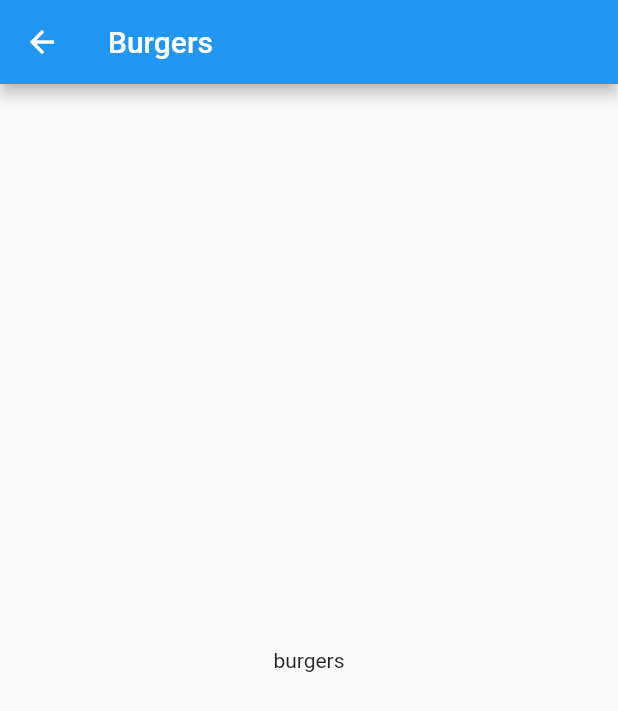
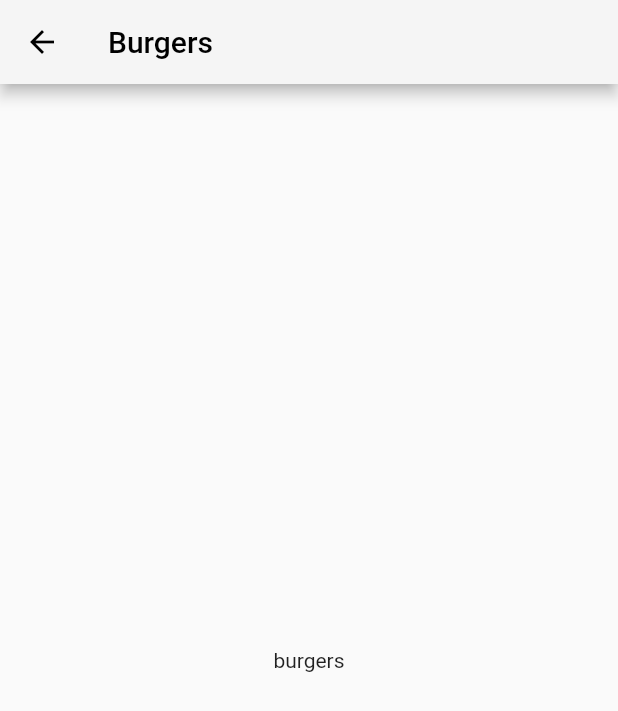
Before and after one commit to casfian/pbahelloworld, a Flutter app: the Burgers screen opened directly, on a phone screen of 412 x 824 dp. Shown: the top 711 px of the screen. Run offline on Flutter 3.47's test engine with Material 2 defaults, Android fonts, the phone set to English and light mode, and no system bars.

Commit message:
change appbar color

```diff
--- a/lib/screens/burgers.dart
+++ b/lib/screens/burgers.dart
@@ -7,7 +7,9 @@ class Burgers extends StatelessWidget {
   Widget build(BuildContext context) {
     return Scaffold(
         appBar: AppBar(
-          title: const Text('Burgers'),
+          iconTheme: const IconThemeData(color: Colors.black),
+          title: const Text('Burgers', style: TextStyle(color: Colors.black),),
+          backgroundColor: const Color.fromRGBO(245, 245, 245, 1.0),
         ),
         body: Center(
           child: Container(
--- a/lib/screens/pizza.dart
+++ b/lib/screens/pizza.dart
@@ -7,7 +7,9 @@ class Pizza extends StatelessWidget {
   Widget build(BuildContext context) {
     return Scaffold(
         appBar: AppBar(
-          title: const Text('Pizza'),
+          iconTheme: const IconThemeData(color: Colors.black),
+          title: const Text('Pizza', style: TextStyle(color: Colors.black),),
+          backgroundColor: const Color.fromRGBO(245, 245, 245, 1.0),
         ),
         body: Center(
           child: Container(
```
